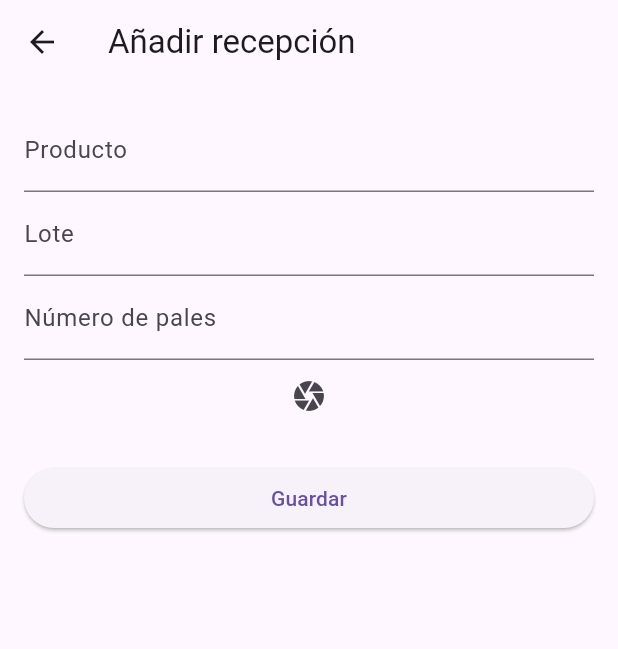
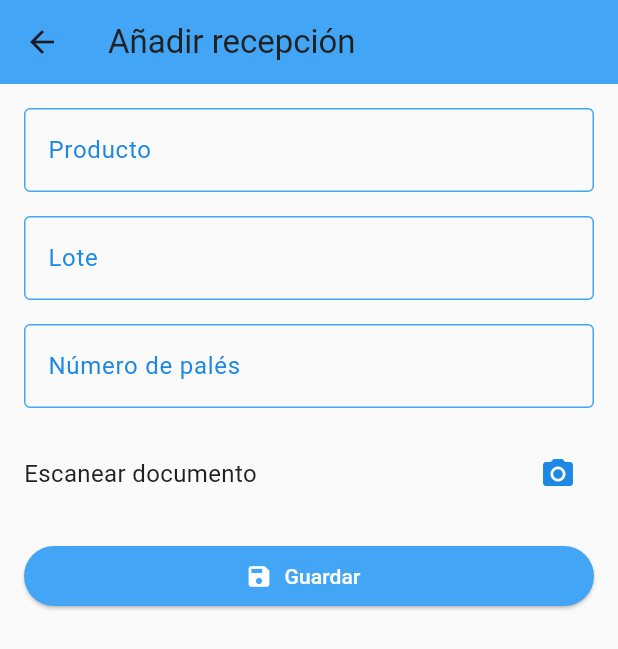
Before and after one commit to alvarolg2/Jar, a Flutter app: the CreateReceivedView screen opened directly with empty values, on a phone screen of 412 x 824 dp. Shown: the top 649 px of the screen. Run offline on Flutter 3.47's test engine with Material 3 defaults, Android fonts, the phone set to English and light mode, and no system bars; our stand-ins replace image_picker, sqflite, stacked, stacked_services, stacked_shared; missing offline and left inert: cunning_document_scanner, google_ml_kit; accounts and stored records are empty.

Commit message:
update app

```diff
--- a/jar/lib/models/warehouse.dart
+++ b/jar/lib/models/warehouse.dart
@@ -1,7 +1,7 @@
 class Warehouse {
   final int? id;
   final String? address;
-  final String? name;
+  String? name;
 
   Warehouse({this.id, this.address, this.name});
 
--- a/jar/lib/ui/views/create_received/create_received_view.dart
+++ b/jar/lib/ui/views/create_received/create_received_view.dart
@@ -1,5 +1,6 @@
 import 'package:flutter/material.dart';
 import 'package:flutter/services.dart';
+import 'package:jar/ui/common/app_colors.dart';
 import 'package:jar/ui/common/database_helper.dart';
 import 'package:jar/models/warehouse.dart';
 import 'package:jar/ui/views/create_received/create_received_viewmodel.dart';
@@ -18,16 +19,27 @@ class CreateReceivedView extends StatelessWidget {
       onModelReady: (viewModel) => viewModel.init(warehouse),
       builder: (context, viewModel, child) => Scaffold(
         appBar: AppBar(
-          title: Text('Añadir recepción'),
+          title: const Text('Añadir recepción',
+              style: TextStyle(color: kcTextColor)),
+          backgroundColor: kcPrimaryColor,
         ),
+        backgroundColor: kcBackgroundColor,
         body: Form(
-          // Usa viewModel.formKey si decides mover _formKey al ViewModel
           child: ListView(
             padding: const EdgeInsets.all(16.0),
             children: <Widget>[
               TextFormField(
                 controller: viewModel.productController,
-                decoration: InputDecoration(labelText: 'Producto'),
+                decoration: const InputDecoration(
+                  labelText: 'Producto',
+                  labelStyle: TextStyle(color: kcPrimaryColorDark),
+                  enabledBorder: OutlineInputBorder(
+                    borderSide: BorderSide(color: kcPrimaryColor),
+                  ),
+                  focusedBorder: OutlineInputBorder(
+                    borderSide: BorderSide(color: kcPrimaryColorDark),
+                  ),
+                ),
                 validator: (value) {
                   if (value == null || value.isEmpty) {
                     return 'Por favor ingrese un producto';
@@ -35,9 +47,19 @@ class CreateReceivedView extends StatelessWidget {
                   return null;
                 },
               ),
+              const SizedBox(height: 16),
               TextFormField(
                 controller: viewModel.lotController,
-                decoration: InputDecoration(labelText: 'Lote'),
+                decoration: const InputDecoration(
+                  labelText: 'Lote',
+                  labelStyle: TextStyle(color: kcPrimaryColorDark),
+                  enabledBorder: OutlineInputBorder(
+                    borderSide: BorderSide(color: kcPrimaryColor),
+                  ),
+                  focusedBorder: OutlineInputBorder(
+                    borderSide: BorderSide(color: kcPrimaryColorDark),
+                  ),
+                ),
                 validator: (value) {
                   if (value == null || value.isEmpty) {
                     return 'Por favor ingrese un lote';
@@ -45,33 +67,60 @@ class CreateReceivedView extends StatelessWidget {
                   return null;
                 },
               ),
+              const SizedBox(height: 16),
               TextFormField(
                 controller: viewModel.numPalletController,
                 keyboardType: TextInputType.number,
                 inputFormatters: <TextInputFormatter>[
                   FilteringTextInputFormatter.digitsOnly
-                ], // Only numbers can be ent
-                decoration: const InputDecoration(labelText: 'Número de pales'),
+                ],
+                decoration: const InputDecoration(
+                  labelText: 'Número de palés',
+                  labelStyle: TextStyle(color: kcPrimaryColorDark),
+                  enabledBorder: OutlineInputBorder(
+                    borderSide: BorderSide(color: kcPrimaryColor),
+                  ),
+                  focusedBorder: OutlineInputBorder(
+                    borderSide: BorderSide(color: kcPrimaryColorDark),
+                  ),
+                ),
                 validator: (value) {
                   if (value == null || value.isEmpty) {
-                    return 'Por favor ingrese un numero de pales';
+                    return 'Por favor ingrese un número de palés';
                   }
                   return null;
                 },
               ),
-              IconButton(
-                  onPressed: viewModel.captureAndRecognizeText,
-                  icon: Icon(Icons.camera)),
               SizedBox(height: 20),
+              Row(
+                mainAxisAlignment: MainAxisAlignment.spaceBetween,
+                children: [
+                  const Text(
+                    'Escanear documento',
+                    style: TextStyle(fontSize: 16, color: kcTextColor),
+                  ),
+                  IconButton(
+                    onPressed: viewModel.captureAndRecognizeText,
+                    icon:
+                        const Icon(Icons.camera_alt, color: kcPrimaryColorDark),
+                  ),
+                ],
+              ),
+              const SizedBox(height: 20),
               viewModel.isBusy
-                  ? CircularProgressIndicator() // Muestra un indicador de carga si el ViewModel está ocupado
-                  : ElevatedButton(
+                  ? const CircularProgressIndicator(color: kcPrimaryColor)
+                  : ElevatedButton.icon(
+                      style: ElevatedButton.styleFrom(
+                        foregroundColor: Colors.white,
+                        backgroundColor:
+                            kcPrimaryColor, // foreground (text) color
+                      ),
                       onPressed: () async {
-                        // Ahora, este botón llamará al método createReceived del ViewModel
                         await viewModel.createLot(warehouse);
                         viewModel.navigateToHome();
                       },
-                      child: Text('Guardar'),
+                      icon: const Icon(Icons.save),
+                      label: const Text('Guardar'),
                     ),
             ],
           ),
--- a/jar/lib/ui/views/home/home_viewmodel.dart
+++ b/jar/lib/ui/views/home/home_viewmodel.dart
@@ -42,7 +42,8 @@ class HomeViewModel extends FutureViewModel {
     setBusy(false);
   }
 
-  Future<void> updateWarehouseName(Warehouse warehouse) async {
+  Future<void> updateWarehouseName(Warehouse warehouse, String name) async {
+    warehouse.name = name;
     await DatabaseHelper.instance.updateWarehouse(warehouse);
     await fetchWarehouses();
   }
```
Also changed, not shown: jar/lib/ui/views/home/home_view.dart (+26 -11 lines), jar/lib/ui/views/warehouse_detailed/warehouse_details_view.dart (+13 -0 lines), jar/lib/ui/views/warehouse_detailed/warehouse_details_viewmodel.dart (+22 -0 lines).
